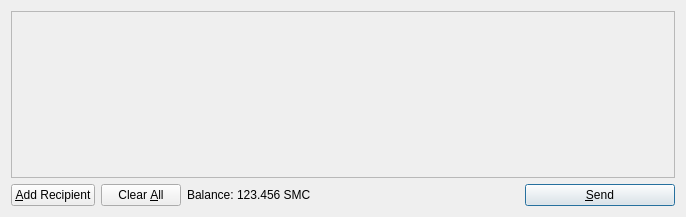
Above: src/qt/forms/sendcoinsdialog.ui from GhostLion/GameCoin before the change. Below: the same form after it.
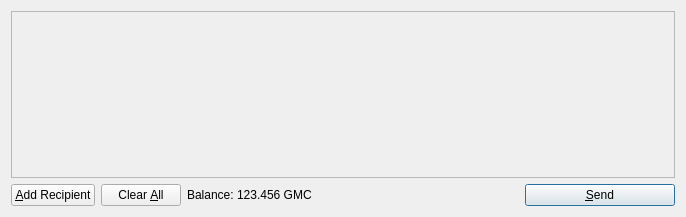
That is the form after the change. Icons and pictures are not drawn.

Patch:
```diff
--- a/src/qt/forms/sendcoinsdialog.ui
+++ b/src/qt/forms/sendcoinsdialog.ui
@@ -119,7 +119,7 @@
           <cursorShape>IBeamCursor</cursorShape>
          </property>
          <property name="text">
-          <string>123.456 SMC</string>
+          <string>123.456 GMC</string>
          </property>
          <property name="textInteractionFlags">
           <set>Qt::LinksAccessibleByMouse|Qt::TextSelectableByKeyboard|Qt::TextSelectableByMouse</set>
```
